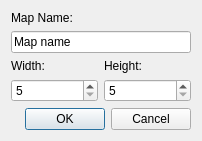
First picture: the form in dialogs/createmapdialog.ui, repository Palmik/MazeMan, before the edit.
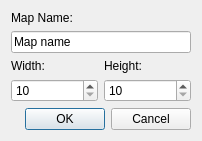
Second picture: the form after the edit.

The edit to the form file:
```diff
--- a/dialogs/createmapdialog.ui
+++ b/dialogs/createmapdialog.ui
@@ -56,7 +56,7 @@
      <item row="1" column="0">
       <widget class="QSpinBox" name="widthSpinBox">
        <property name="minimum">
-        <number>5</number>
+        <number>10</number>
        </property>
        <property name="maximum">
         <number>102</number>
@@ -66,7 +66,7 @@
      <item row="1" column="1">
       <widget class="QSpinBox" name="heightSpinBox">
        <property name="minimum">
-        <number>5</number>
+        <number>10</number>
        </property>
        <property name="maximum">
         <number>102</number>
```
